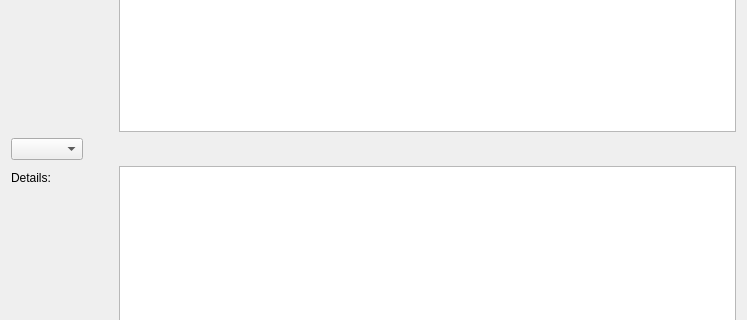
Before: the Qt Designer form src/qt/forms/offerdetailseditor.ui in ivansib/sibcoin-old, drawn with Qt 5; both pictures show x 0 to 747 and y 384 to 704 of the 747 by 872 pixel window.
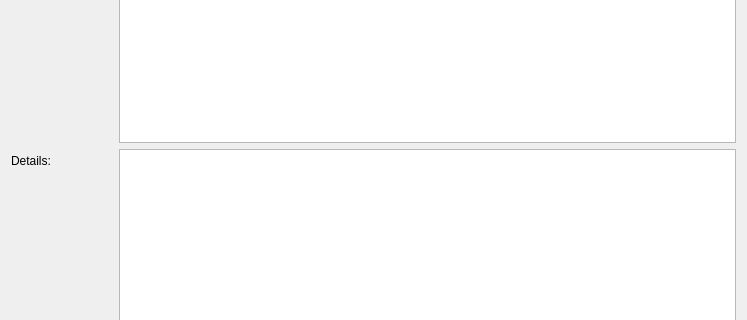
After: the same form once the commit is applied. Custom widgets are drawn as their Qt base class.

Commit message: the dependence of the price on time expiration

What changed in the file:
```diff
--- a/src/qt/forms/offerdetailseditor.ui
+++ b/src/qt/forms/offerdetailseditor.ui
@@ -306,16 +306,13 @@
     </widget>
    </item>
    <item row="14" column="0">
-    <widget class="QComboBox" name="comboBox"/>
-   </item>
-   <item row="15" column="0">
     <widget class="QLabel" name="label_11">
      <property name="text">
       <string>Details:</string>
      </property>
     </widget>
    </item>
-   <item row="15" column="1">
+   <item row="14" column="1">
     <widget class="QTextEdit" name="tEditDetails">
      <property name="sizePolicy">
       <sizepolicy hsizetype="Expanding" vsizetype="Expanding">
```
Left out of the diff: 34 changed lines with no effect on the pictures. The commit also changes 1 other file.
